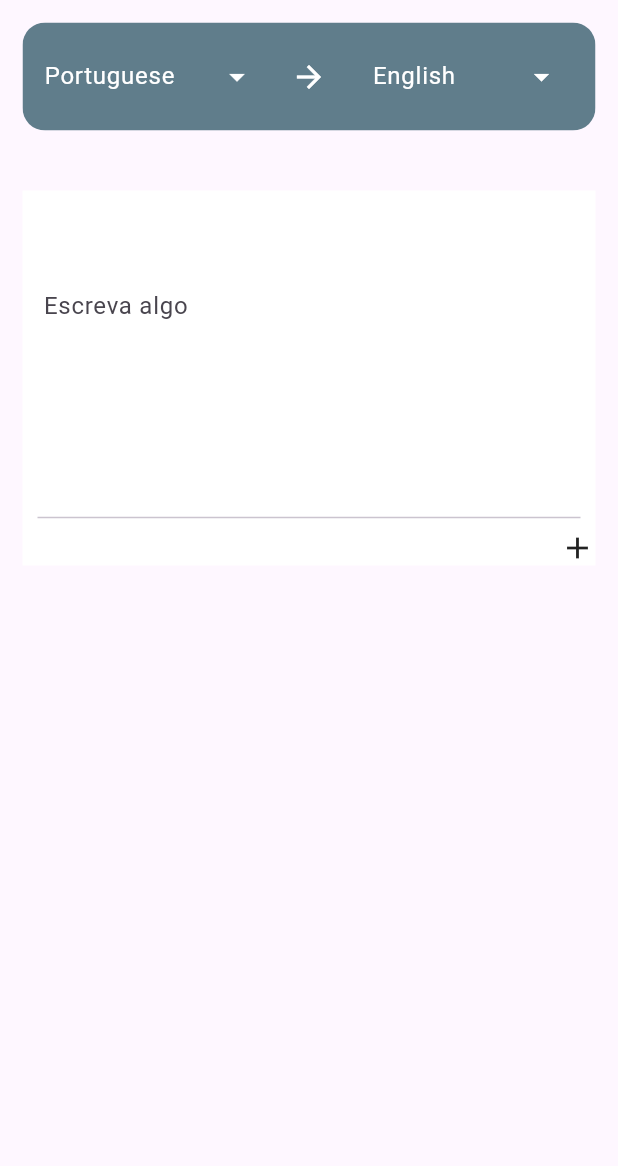
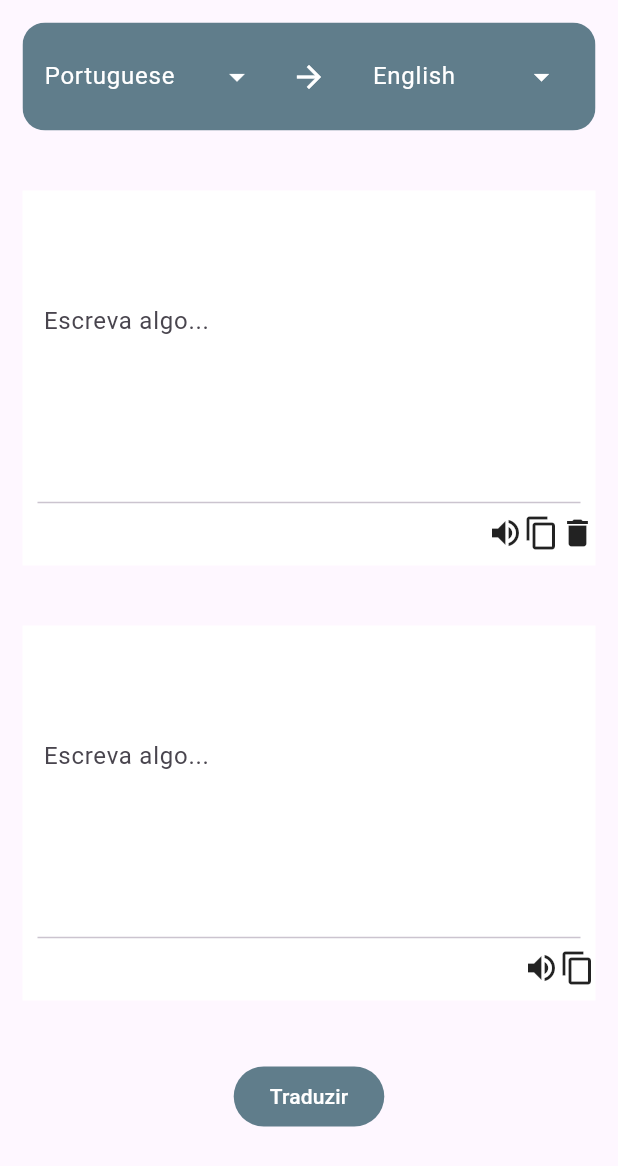
Before and after one commit to Luiz-fss/app_translator, a Flutter app: the screen it shows after launch, on a phone screen of 412 x 824 dp. Shown: the top 1166 px of the screen. Run offline on Flutter 3.47's test engine with Material 3 defaults, Android fonts, the phone set to English and light mode, and no system bars; our stand-ins replace flutter_riverpod; missing offline and left inert: google_mlkit_translation.

Commit message:
Finish view

```diff
--- a/lib/presenter/components/translate_box.dart
+++ b/lib/presenter/components/translate_box.dart
@@ -1,9 +1,12 @@
 import 'package:flutter/material.dart';
 
 class TranslateBox extends StatelessWidget {
-  const TranslateBox({super.key, required this.icons});
+  const TranslateBox({super.key, required this.icons, this.onChanged, this.onSubmitted, required this.labelText});
 
   final List<Icon> icons;
+  final void Function(String)? onChanged;
+  final void Function(String)? onSubmitted;
+  final String labelText;
 
   @override
   Widget build(BuildContext context) {
@@ -13,12 +16,13 @@ class TranslateBox extends StatelessWidget {
       child: Column(
         mainAxisAlignment: MainAxisAlignment.start,
         children: [
+          SizedBox(height: 10,),
           TextField(
             maxLines: 6,
-            onChanged: (value){},
+            onChanged: onChanged,
             controller: TextEditingController(),
             decoration: InputDecoration(
-              labelText: "Escreva algo",
+              labelText: labelText,
               floatingLabelAlignment: FloatingLabelAlignment.start,
               contentPadding: EdgeInsets.fromLTRB(10, 10, 10, 0),
               border: OutlineInputBorder(
@@ -26,7 +30,7 @@ class TranslateBox extends StatelessWidget {
               )
             ),
             textInputAction: TextInputAction.done,
-            onSubmitted: (s){},
+            onSubmitted: onSubmitted,
           ),
           Spacer(),
           Divider(
@@ -35,7 +39,8 @@ class TranslateBox extends StatelessWidget {
           Row(
             mainAxisAlignment: MainAxisAlignment.end,
             children: icons,
-          )
+          ),
+          SizedBox(height: 10,)
 
         ],
       ),
--- a/lib/presenter/screens/home_screen.dart
+++ b/lib/presenter/screens/home_screen.dart
@@ -45,9 +45,26 @@ class HomeScreen extends StatelessWidget {
               ),
               TranslateBox(
                 icons: [
-                  Icon(Icons.add)
+                  Icon(Icons.volume_up),
+                  Icon(Icons.copy),
+                  Icon(Icons.delete)
                 ],
+                labelText: "Escreva algo...",
               ),
+              TranslateBox(
+                icons: [
+                  Icon(Icons.volume_up),
+                  Icon(Icons.copy),
+                ],
+                labelText: "Escreva algo...",
+              ),
+
+              FilledButton(
+                style: ButtonStyle(
+                  backgroundColor: WidgetStatePropertyAll(Colors.blueGrey)
+                ),
+                onPressed: (){},
+                child: Text("Traduzir"),)
 
             ],
           ),
```
